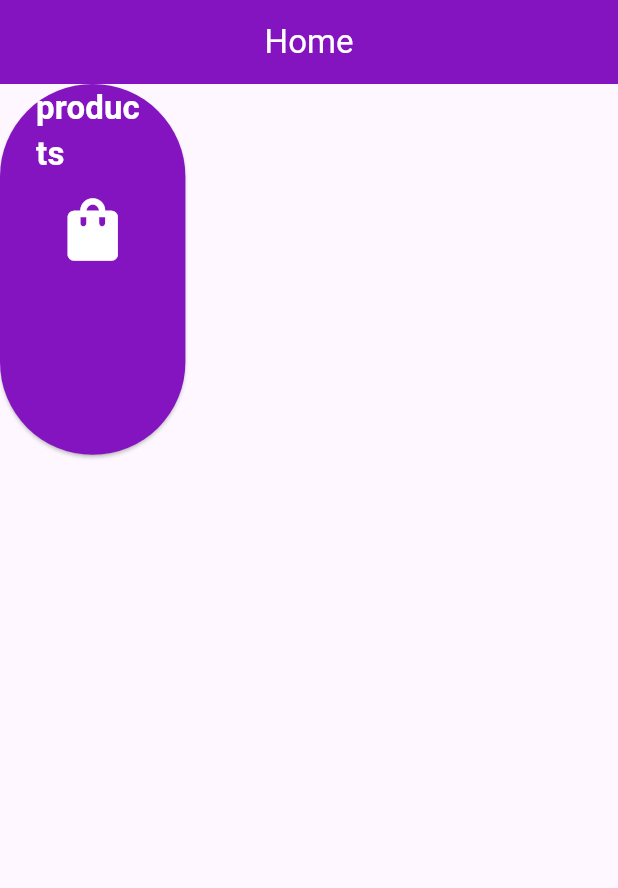
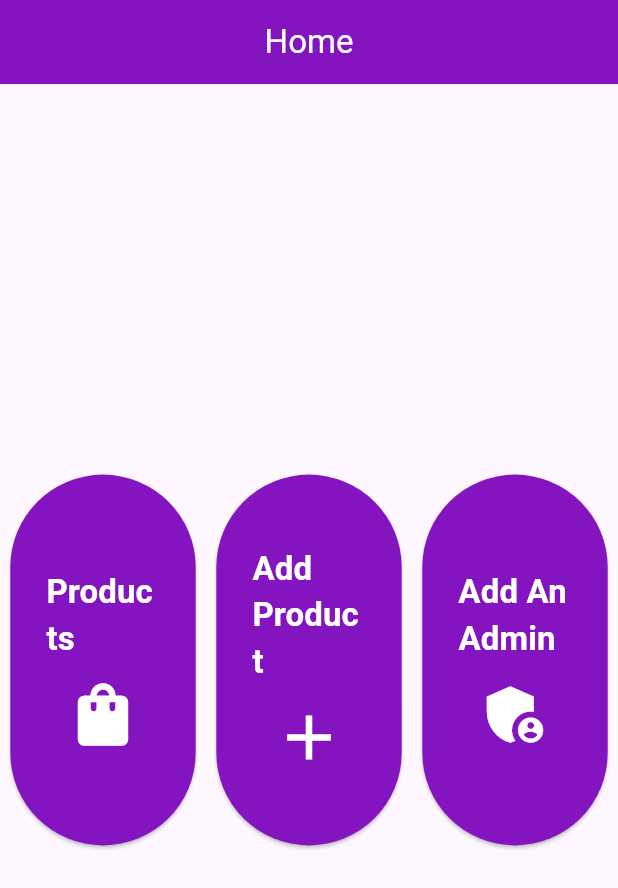
Before and after one commit to Siamoo/My_Market_Admin, a Flutter app: the HomeView screen opened directly, on a phone screen of 412 x 824 dp. Shown: the top 888 px of the screen. Run offline on Flutter 3.47's test engine with Material 3 defaults, Android fonts, the phone set to English and light mode, and no system bars; our stand-ins replace dio, equatable, flutter_bloc.

Commit message:
Create Products view & Modify (add product & Add an admin ) to home view

```diff
--- a/lib/features/home/views/home_view.dart
+++ b/lib/features/home/views/home_view.dart
@@ -13,7 +13,9 @@ class HomeView extends StatelessWidget {
     double width = MediaQuery.of(context).size.width;
     return Scaffold(
       appBar: customAppBar(context, 'Home'),
-      body: Row(
+      body: Center(
+        child: Row(
+          mainAxisAlignment: MainAxisAlignment.spaceAround,
           children: [
             CustomElevatedButton(
               width: width * .3,
@@ -23,9 +25,10 @@ class HomeView extends StatelessWidget {
                 NavigationService.pushTo(context, ProductsView());
               },
               child: Column(
+                mainAxisAlignment: MainAxisAlignment.center,
                 children: [
                   Text(
-                  'products',
+                    'Products',
                     style: TextStyle(fontWeight: FontWeight.bold, fontSize: 22),
                   ),
                   SizedBox(height: 10),
@@ -33,7 +36,46 @@ class HomeView extends StatelessWidget {
                 ],
               ),
             ),
+                        CustomElevatedButton(
+              width: width * .3,
+              height: height * .3,
+
+              onPressed: () {
+                NavigationService.pushTo(context, ProductsView());
+              },
+              child: Column(
+                mainAxisAlignment: MainAxisAlignment.center,
+                children: [
+                  Text(
+                    'Add Product',
+                    style: TextStyle(fontWeight: FontWeight.bold, fontSize: 22),
+                  ),
+                  SizedBox(height: 10),
+                  Icon(Icons.add, size: 50),
                 ],
+              ),
+            ),
+                        CustomElevatedButton(
+              width: width * .3,
+              height: height * .3,
+
+              onPressed: () {
+                NavigationService.pushTo(context, ProductsView());
+              },
+              child: Column(
+                mainAxisAlignment: MainAxisAlignment.center,
+                children: [
+                  Text(
+                    'Add An Admin',
+                    style: TextStyle(fontWeight: FontWeight.bold, fontSize: 22),
+                  ),
+                  SizedBox(height: 10),
+                  Icon(Icons.admin_panel_settings, size: 50),
+                ],
+              ),
+            ),
+          ],
+        ),
       ),
     );
   }
--- /dev/null
+++ b/lib/features/products/views/products_view.dart
@@ -0,0 +1,13 @@
+import 'package:flutter/material.dart';
+import 'package:my_market_admin/core/functions/custom_appbar.dart';
+
+class ProductsView extends StatelessWidget {
+  const ProductsView({super.key});
+
+  @override
+  Widget build(BuildContext context) {
+    return  Scaffold(
+      appBar: customAppBar(context, 'Products'),
+    );
+  }
+}
```
Lines whose indentation alone changed are shown as unchanged.
